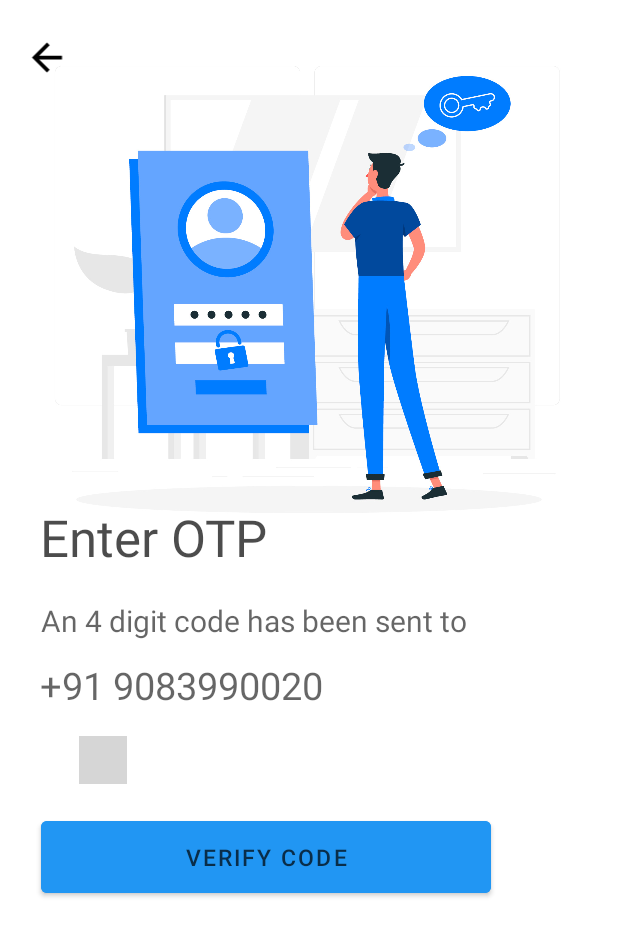
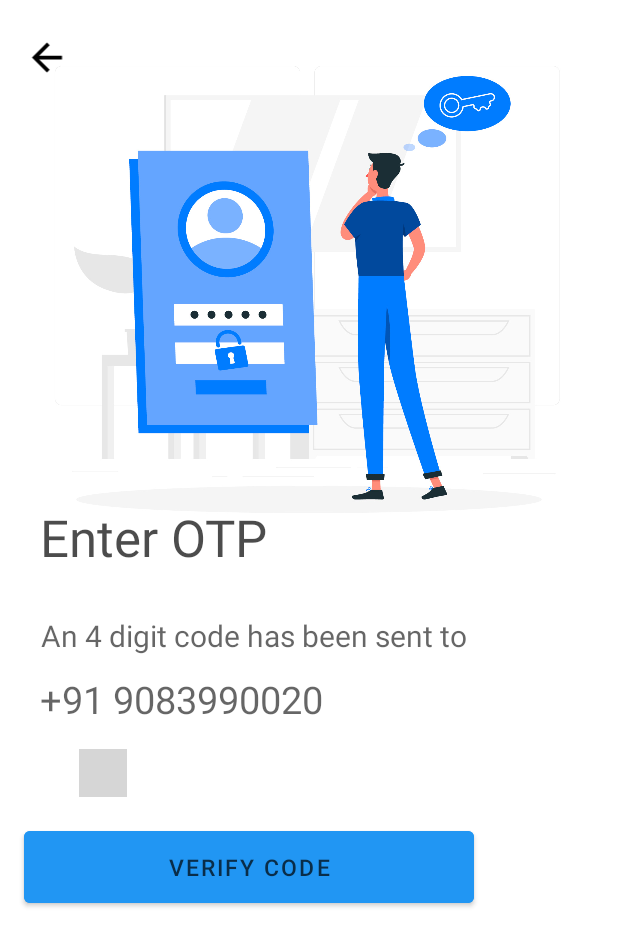
Before and after one commit to Vivek-kumarpratap/water-at-foot-step, an Android app: the layout activity_auth.xml on its own in the app's theme, with its tools: preview values and no code run, on a phone screen of 412 x 824 dp. Shown: the top 946 px of the screen. Run offline under Robolectric (Android 15) with nearby library versions, the phone set to English and light mode, and no system bars; plain views replace PinView; Roboto replaces fonts that are not available here; grey boxes are pictures that could not be loaded.

Commit message:
auth work

```diff
--- a/app/src/main/res/layout/activity_auth.xml
+++ b/app/src/main/res/layout/activity_auth.xml
@@ -58,7 +58,7 @@
         app:layout_constraintHorizontal_bias="0.529"
         app:layout_constraintStart_toStartOf="parent"
         app:layout_constraintTop_toBottomOf="@+id/imageView"
-        app:layout_constraintVertical_bias="0.0" />
+        app:layout_constraintVertical_bias="0.026" />
 
     <TextView
         android:id="@+id/phoneUpdate"
@@ -105,9 +105,9 @@
         app:layout_constraintBottom_toBottomOf="parent"
         app:layout_constraintCircleRadius="10dp"
         app:layout_constraintEnd_toEndOf="parent"
-        app:layout_constraintHorizontal_bias="0.243"
+        app:layout_constraintHorizontal_bias="0.144"
         app:layout_constraintStart_toStartOf="parent"
         app:layout_constraintTop_toBottomOf="@+id/pinView"
-        app:layout_constraintVertical_bias="0.076" />
+        app:layout_constraintVertical_bias="0.073" />
 
 </androidx.constraintlayout.widget.ConstraintLayout>
```
